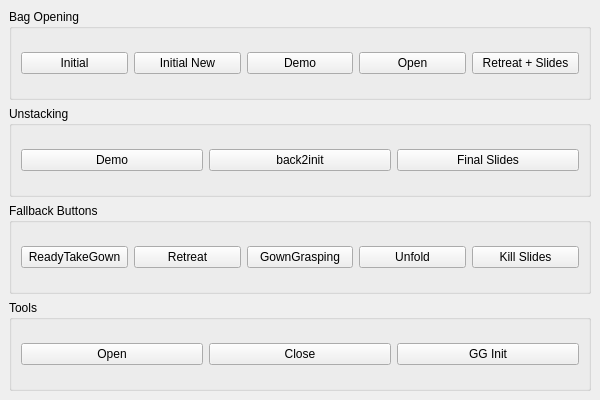
Old version of the form softenable_display/resource/main_window.ui in the repository llach/softenable-ui.
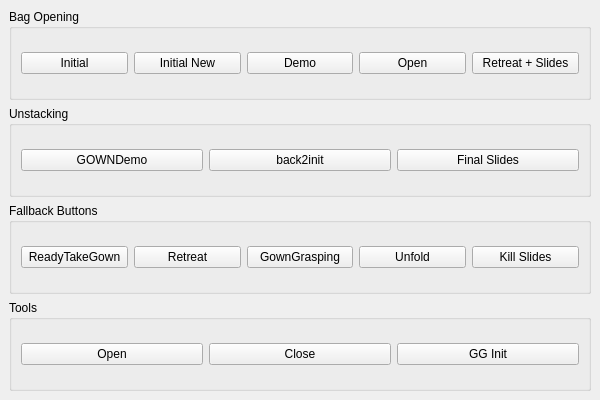
New version of the form.

Patch:
```diff
--- a/softenable_display/resource/main_window.ui
+++ b/softenable_display/resource/main_window.ui
@@ -39,7 +39,7 @@
        <string>Unstacking</string>
       </property>
       <layout class="QHBoxLayout" name="horizontalLayout2">
-       <item><widget class="QPushButton" name="btnUnstackDemo"><property name="text"><string>Demo</string></property></widget></item>
+       <item><widget class="QPushButton" name="btnUnstackDemo"><property name="text"><string>GOWNDemo</string></property></widget></item>
        <item><widget class="QPushButton" name="btnUnstackInitial"><property name="text"><string>back2init</string></property></widget></item>
        <item><widget class="QPushButton" name="btnUnstackSlides"><property name="text"><string>Final Slides</string></property></widget></item>
       </layout>
```
